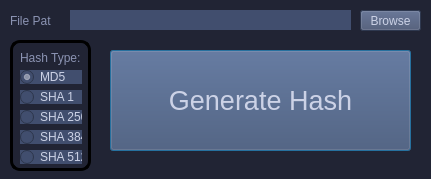
The window that GUIs/ScriptRunnerPyQt5_GUI/PyUIs/hashGEN.ui (vipersniper0501/CP_Scripts2) describes before a commit, drawn with Qt 5.
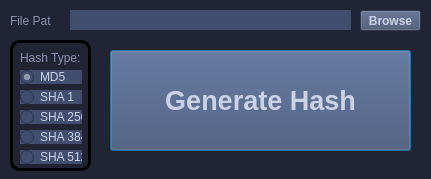
The same window after the commit.

Commit message: (PyQt5 Edition) Version 3.0.13.5 - Updated UI, Fixed hash generator error, updated .travis.yml

Diff of the .ui file:
```diff
--- a/GUIs/ScriptRunnerPyQt5_GUI/PyUIs/hashGEN.ui
+++ b/GUIs/ScriptRunnerPyQt5_GUI/PyUIs/hashGEN.ui
@@ -58,10 +58,20 @@
             <property name="font">
                 <font>
                     <pointsize>20</pointsize>
+     <weight>75</weight>
+     <bold>true</bold>
                 </font>
             </property>
             <property name="styleSheet">
-                <string notr="true">background-color: #414E6E;color: #CCD2E6;</string>
+    <string notr="true">QPushButton {
+background-color:#414E6E;
+color: #CCD2E6;
+font-weight: bold;
+}
+
+QPushButton:hover {
+background: rgba(139, 147, 178, .75);
+}</string>
             </property>
             <property name="text">
                 <string>Generate Hash</string>
@@ -201,7 +211,15 @@
                 </rect>
             </property>
             <property name="styleSheet">
-                <string notr="true">background-color: #414E6E;color: #CCD2E6;</string>
+    <string notr="true">QPushButton {
+background-color:#414E6E;
+color: #CCD2E6;
+font-weight: bold;
+}
+
+QPushButton:hover {
+background: rgba(139, 147, 178, .75);
+}</string>
             </property>
             <property name="text">
                 <string>Browse</string>
```
Lines whose indentation alone changed are shown as unchanged. The commit also changes 24 other files.
